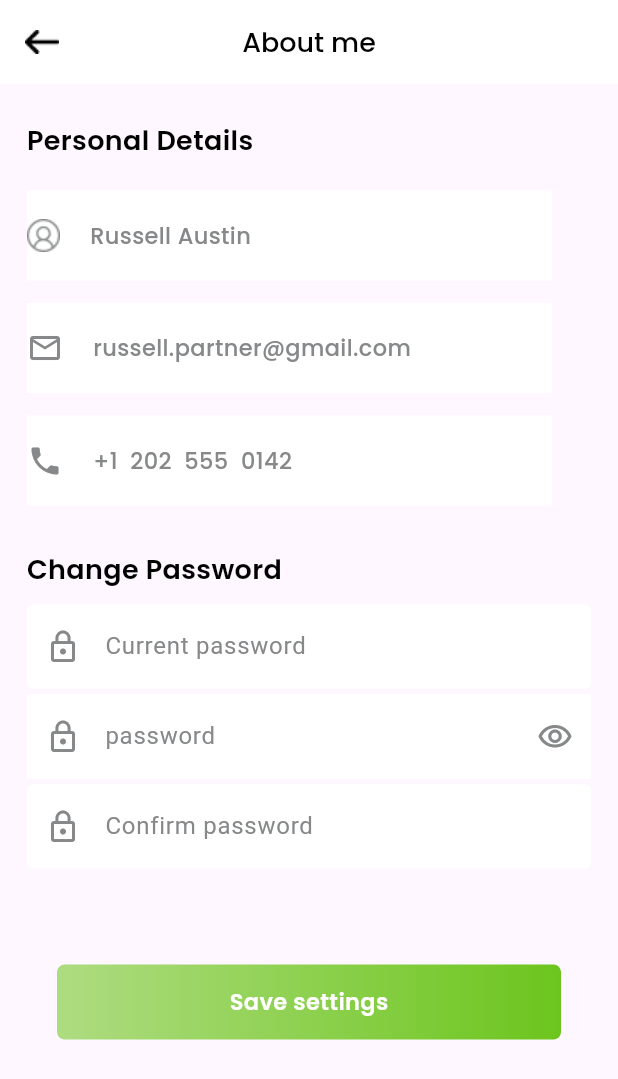
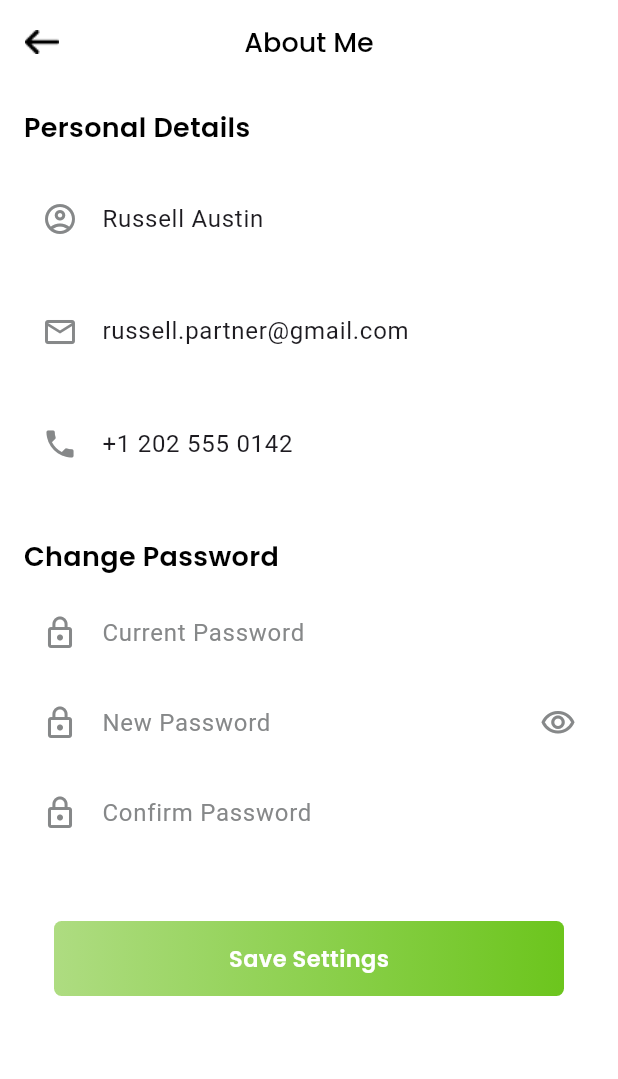
Before and after one commit to tazeen-dev/grocery_app, a Flutter app: the AboutScreen screen opened directly, on a phone screen of 412 x 824 dp. Shown: the top 1079 px of the screen. Run offline on Flutter 3.47's test engine with Material 3 defaults, Android fonts, the phone set to English and light mode, and no system bars; our stand-ins replace flutter_screenutil, google_fonts.

Commit message:
........

```diff
--- a/lib/controller/components/profile_listveiw.dart
+++ b/lib/controller/components/profile_listveiw.dart
@@ -14,7 +14,7 @@ class ListClass extends StatefulWidget {
 class _ListClassState extends State<ListClass> {
   @override
   Widget build(BuildContext context) {
-    return SizedBox(height: 500,
+    return SizedBox(height: 700,
       child: ListView.builder(
         scrollDirection: Axis.vertical,
         itemCount: widget.profileitems.length,
--- a/lib/main.dart
+++ b/lib/main.dart
@@ -1,6 +1,7 @@
 import 'package:flutter/material.dart';
 import 'package:flutter_screenutil/flutter_screenutil.dart';
 import 'package:grocery_app/view/home_view/payement_screen.dart';
+import 'package:grocery_app/view/starting_view/splash_view/splash_screen.dart';
 import 'controller/components/container.dart';
 
 void main() {
@@ -35,7 +36,7 @@ class MyApp extends StatelessWidget {
         colorScheme: ColorScheme.fromSeed(seedColor: Colors.deepPurple),
         useMaterial3: true,
       ),
-      home :PayementScreen(),
+      home ://PayementScreen(),
       //SweetHome(),
       //ApplyFilters(),
       //ShippingAddress(),
@@ -66,7 +67,7 @@ class MyApp extends StatelessWidget {
       //SplashScreen4(),
      //SplashScreen3(),
     // SplashScreen2(),
-   //SplashScreen(),
+   SplashScreen(),
     );
   }
 }
--- a/lib/view/home_view/payement_screen.dart
+++ b/lib/view/home_view/payement_screen.dart
@@ -21,7 +21,7 @@ class _PayementScreenState extends State<PayementScreen> {
   @override
   Widget build(BuildContext context) {
     return Scaffold(
-      backgroundColor: AppColors.whiteColor,
+      backgroundColor: AppColors.lightGrey,
       appBar: AppBar(
         backgroundColor: AppColors.whiteColor,
         elevation: 0,
@@ -45,17 +45,15 @@ class _PayementScreenState extends State<PayementScreen> {
           child: Column(
             crossAxisAlignment: CrossAxisAlignment.start,
             children: [
-
-              /// Progress Bar
               Center(
                 child: Row(
                   mainAxisAlignment: MainAxisAlignment.center,
                   children: [
-                    CircleAvatar(backgroundColor: AppColors.DarkGreen, radius: 12, child: Icon(Icons.check, size: 16, color: AppColors.whiteColor)),
+                    CircleAvatar(backgroundColor: AppColors.DarkGreen, radius: 18, child: Icon(Icons.check, size: 18, color: AppColors.whiteColor)),
                     buildLine(),
-                    CircleAvatar(backgroundColor: AppColors.DarkGreen, radius: 12, child: Icon(Icons.check, size: 16, color: AppColors.whiteColor)),
+                    CircleAvatar(backgroundColor: AppColors.DarkGreen, radius: 18, child: Icon(Icons.check, size: 18, color: AppColors.whiteColor)),
                     buildLine(),
-                    CircleAvatar(backgroundColor: AppColors.DarkGreen, radius: 12, child: Icon(Icons.check, size: 16, color: AppColors.whiteColor)),
+                    CircleAvatar(backgroundColor: AppColors.DarkGreen, radius: 18, child: Icon(Icons.check, size: 18, color: AppColors.whiteColor)),
                   ],
                 ),
               ),
@@ -63,15 +61,13 @@ class _PayementScreenState extends State<PayementScreen> {
               Row(
                 mainAxisAlignment: MainAxisAlignment.spaceAround,
                 children: [
-                  BlackTextWidget(text: 'Delivery', fontWeight: FontWeight.w600, fontSize: 15, textColor: AppColors.greyColor),
-                  BlackTextWidget(text: 'Address', fontWeight: FontWeight.w600, fontSize: 15, textColor: AppColors.greyColor),
-                  BlackTextWidget(text: 'Payment', fontWeight: FontWeight.w600, fontSize: 15, textColor: AppColors.greyColor),
+                  BlackTextWidget(text: 'Delivery', fontWeight: FontWeight.w600, fontSize: 12, textColor: AppColors.greyColor),
+                  BlackTextWidget(text: 'Address', fontWeight: FontWeight.w600, fontSize: 12, textColor: AppColors.greyColor),
+                  BlackTextWidget(text: 'Payment', fontWeight: FontWeight.w600, fontSize: 12, textColor: AppColors.greyColor),
                 ],
               ),
 
-              const SizedBox(height: 20),
-
-              /// Payment Options
+              const SizedBox(height: 25),
               Row(
                 mainAxisAlignment: MainAxisAlignment.spaceAround,
                 children: [
@@ -82,8 +78,6 @@ class _PayementScreenState extends State<PayementScreen> {
               ),
 
               const SizedBox(height: 20),
-
-              /// TextFields
               TextFeildWidget(
                 hintext: 'Name on the card',
                 prefixIcons: Icons.account_circle_outlined,
@@ -112,7 +106,7 @@ class _PayementScreenState extends State<PayementScreen> {
                   Expanded(
                     child: TextFeildWidget(
                       hintext: 'CVV',
-                      prefixIcons: Icons.lock,
+                      prefixIcons: Icons.lock_outline,
                       controller: cvvController,
                       color: AppColors.whiteColor,
                     ),
@@ -134,7 +128,7 @@ class _PayementScreenState extends State<PayementScreen> {
     );
   }
 
-  Widget buildLine() => Container(height: 2, width: 40, color: AppColors.DarkGreen);
+  Widget buildLine() => Container(height: 2, width: 90, color: AppColors.DarkGreen);
 
   Widget paymentOptionCard(String iconPath, String label) {
     return SizedBox(
--- a/lib/view/home_view/profile-screen/aboutscreen.dart
+++ b/lib/view/home_view/profile-screen/aboutscreen.dart
@@ -1,5 +1,4 @@
 import 'package:flutter/material.dart';
-
 import '../../../controller/components/green_text_button.dart';
 import '../../../controller/components/grey-text.dart';
 import '../../../controller/components/password-feild.dart';
@@ -7,6 +6,7 @@ import '../../../controller/components/text-class.dart';
 import '../../../controller/components/textfield.dart';
 import '../../../controller/utils/constants/appcolors/app_color.dart';
 import '../../../controller/utils/constants/appicons/app_icons.dart';
+
 class AboutScreen extends StatefulWidget {
   const AboutScreen({super.key});
 
@@ -15,83 +15,119 @@ class AboutScreen extends StatefulWidget {
 }
 
 class _AboutScreenState extends State<AboutScreen> {
-  TextEditingController passwordController=TextEditingController();
-  TextEditingController passwordConfirmController=TextEditingController();
-  TextEditingController checkPasswordController=TextEditingController();
+  final TextEditingController passwordController = TextEditingController();
+  final TextEditingController checkPasswordController = TextEditingController();
+  final TextEditingController passwordConfirmController = TextEditingController();
+
+  // User info controllers (readonly fields)
+  final TextEditingController nameController = TextEditingController(text: 'Russell Austin');
+  final TextEditingController emailController = TextEditingController(text: 'russell.partner@gmail.com');
+  final TextEditingController phoneController = TextEditingController(text: '+1 202 555 0142');
+
   @override
   Widget build(BuildContext context) {
+    final isPortrait = MediaQuery.of(context).orientation == Orientation.portrait;
+
     return Scaffold(
+      backgroundColor: AppColors.whiteColor,
       appBar: AppBar(
         backgroundColor: AppColors.whiteColor,
-        title: BlackTextWidget(text: 'About me',fontSize:
-        18,fontWeight: FontWeight.w500,),
+        elevation: 0,
+        title: BlackTextWidget(
+          text: 'About Me',
+          fontSize: 18,
+          fontWeight: FontWeight.w500,
+        ),
         centerTitle: true,
-        leading: InkWell(onTap: (){
-          Navigator.pop(context);
-        },
-            child: Image(image: AssetImage(AppIcons.backicon,),color: AppColors.blackColor,)),
+        leading: InkWell(
+          onTap: () => Navigator.pop(context),
+          child: Padding(
+            padding: const EdgeInsets.all(8.0),
+            child: Image.asset(AppIcons.backicon, color: AppColors.blackColor),
+          ),
+        ),
       ),
-      body: Padding(
-        padding: const EdgeInsets.symmetric(horizontal: 18.0),
+      body: SafeArea(
         child: SingleChildScrollView(
+          padding: const EdgeInsets.symmetric(horizontal: 16.0, vertical: 16),
           child: Column(
             crossAxisAlignment: CrossAxisAlignment.start,
             children: [
-              SizedBox(height: 25,),
-              BlackTextWidget(text:'Personal Details',
-                fontWeight: FontWeight.w600,fontSize: 18, ),
-              SizedBox(height: 20,),
-              Container(
-                height: 60,
-                width: 350,
-                decoration: BoxDecoration(
-                  color: AppColors.whiteColor,
-                ),
-                child: Row(
-                  children: [
-                    Image(image: AssetImage(AppIcons.person)),
-                    SizedBox(width: 20,),
-                    GreyText(text: 'Russell Austin') ,             ],
-                ),
+              BlackTextWidget(
+                text: 'Personal Details',
+                fontWeight: FontWeight.w600,
+                fontSize: 18,
               ),
-              SizedBox(height: 15,),
-              Container(
-                height: 60,
-                width: 350,
-                decoration: BoxDecoration(
-                  color: AppColors.whiteColor,
-                ),
-                child: Row(
-                  children: [
-                    Icon(Icons.email_outlined,color: AppColors.greyColor,),
-                    SizedBox(width: 20,),
-                    GreyText(text: 'russell.partner@gmail.com') ,             ],
-                ),
+              const SizedBox(height: 20),
+
+              // Name
+              TextFeildWidget(
+                hintext: 'Full Name',
+                prefixIcons: Icons.account_circle_outlined,textInputType: TextInputType.text,
+                controller: nameController,
+                color: AppColors.whiteColor,
+              //  readOnly: true,
               ),
-              SizedBox(height: 15,),
-              Container(
-                height: 60,
-                width: 350,
-                decoration: BoxDecoration(
-                  color: AppColors.whiteColor,
-                ),
-                child: Row(
-                  children: [
-                    Icon(Icons.phone,color: AppColors.greyColor,)
-                   , SizedBox(width: 20,),
-                    GreyText(text: '+1  202  555  0142 ') ,             ],
-                ),
+              const SizedBox(height: 15),
+
+              // Email
+              TextFeildWidget(
+                hintext: 'Email Address',
+                textInputType: TextInputType.emailAddress,
+                prefixIcons: Icons.email_outlined,
+                controller: emailController,
+                color: AppColors.whiteColor,
+                //: true,
               ),
-              SizedBox(height: 30,),
-              BlackTextWidget(text:
-              'Change Password',fontSize:18,fontWeight:
-              FontWeight.w600,),
-              SizedBox(height: 10,),
-              TextFeildWidget(hintext: 'Current password', prefixIcons: Icons.lock_outline, controller: passwordController,color: AppColors.whiteColor),
-              PasswordWidget(hintext: 'password', prefixIcons: Icons.lock_outline, controller: checkPasswordController,),
-              TextFeildWidget(hintext: 'Confirm password', prefixIcons: Icons.lock_outline, controller: passwordConfirmController,color: AppColors.whiteColor),
-             SizedBox(height: 60,),
-              GreenTextButton(text: 'Save settings', ontap: (){})
+              const SizedBox(height: 15),
+
+              // Phone
+              TextFeildWidget(
+                hintext: 'Phone Number',textInputType: TextInputType.number,
+                prefixIcons: Icons.phone,
+                controller: phoneController,
+                color: AppColors.whiteColor,
+                //readOnly: true,
+              ),
+              const SizedBox(height: 30),
+
+              BlackTextWidget(
+                text: 'Change Password',
+                fontSize: 18,
+                fontWeight: FontWeight.w600,
+              ),
+              const SizedBox(height: 10),
+
+              // Current password
+              TextFeildWidget(
+                hintext: 'Current Password',
+                prefixIcons: Icons.lock_outline,
+                controller: passwordController,
+                color: AppColors.whiteColor,
+              ),
+
+              // New password
+              PasswordWidget(
+                hintext: 'New Password',
+                prefixIcons: Icons.lock_outline,
+                controller: checkPasswordController,
+              ),
+
+              // Confirm password
+              TextFeildWidget(
+                hintext: 'Confirm Password',
+                prefixIcons: Icons.lock_outline,
+                controller: passwordConfirmController,
+                color: AppColors.whiteColor,
+              ),
+
+              const SizedBox(height: 40),
+              GreenTextButton(
+                text: 'Save Settings',
+                ontap: () {
+                  // TODO: Add save logic
+                },
+              ),
             ],
           ),
         ),
```
